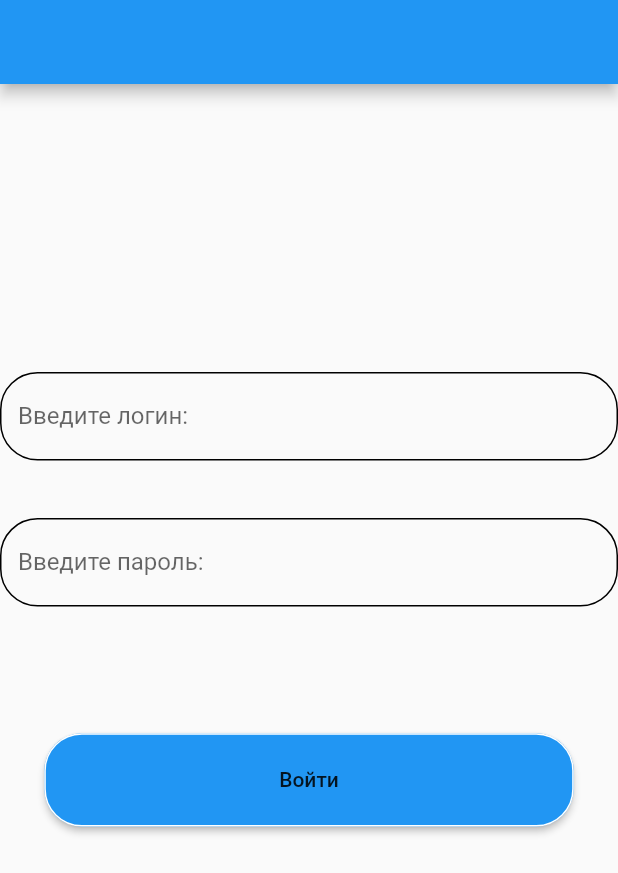
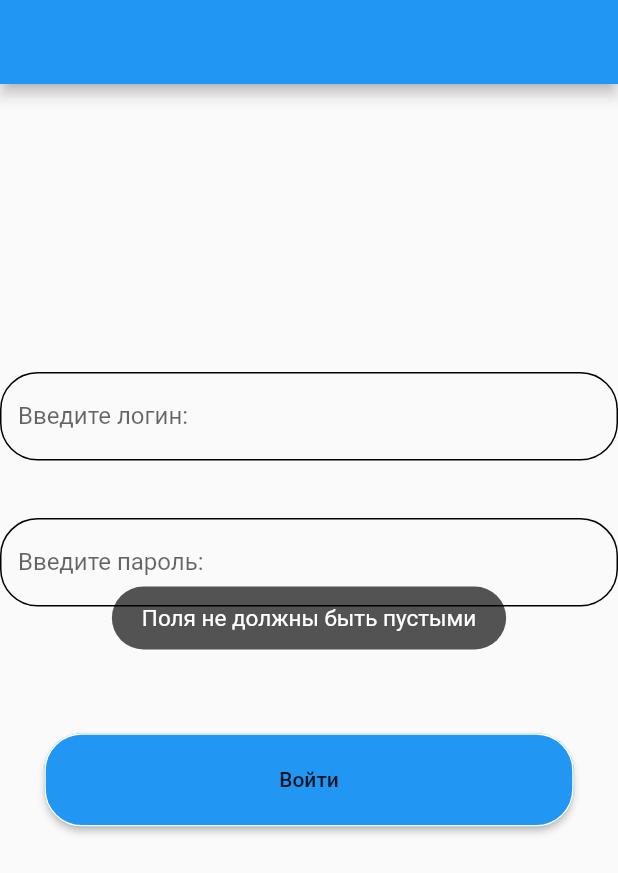
Before and after one commit to TimurDiushaliev/face_check, a Flutter app: the screen it shows after launch, after a tap on "Войти", on a phone screen of 412 x 824 dp. Shown: the top 873 px of the screen. Run offline on Flutter 3.47's test engine with Material 2 defaults, Android fonts, the phone set to English and light mode, and no system bars; our stand-ins replace flutter_svg, hive, image_picker, toast; accounts and stored records are empty; network calls fail; statements that could not run were skipped.

Commit message:
added socket exception messeges

```diff
--- a/lib/api/api.dart
+++ b/lib/api/api.dart
@@ -99,23 +99,30 @@ class Api {
           box.put('token', token);
           Navigator.push(context,
                   MaterialPageRoute(builder: (context) => CameraPage()))
-              .then((value) => Navigator.pop(dialogContext)).then((value) => passwordController.clear());
+              .then((value) => Navigator.pop(dialogContext))
+              .then((value) => passwordController.clear());
         } else {
           print('login result is false');
           Navigator.pop(dialogContext);
         }
       } on SocketException catch (e) {
         print('Socket exception $e');
+        Toast.show('Связь с сервером потеряна, повторите снова', context,
+            gravity: Toast.CENTER, duration: Toast.LENGTH_LONG);
         Navigator.pop(dialogContext);
       } on TimeoutException catch (e) {
         print('Timeout exception $e');
+        Toast.show('Связь с сервером потеряна, повторите снова', context,
+            gravity: Toast.CENTER, duration: Toast.LENGTH_LONG);
         Navigator.pop(dialogContext);
       } on Error catch (e) {
         print('General error $e');
+        Toast.show('Связь с сервером потеряна, повторите снова', context,
+            gravity: Toast.CENTER, duration: Toast.LENGTH_LONG);
         Navigator.pop(dialogContext);
       }
     } else {
-      print('fields are empty');
+      Toast.show('Поля не должны быть пустыми', context, gravity: Toast.CENTER, duration: Toast.LENGTH_LONG);
       Navigator.pop(dialogContext);
     }
   }
--- a/lib/main.dart
+++ b/lib/main.dart
@@ -17,10 +17,9 @@ void main() async {
 }
 
 TextEditingController passwordController = TextEditingController();
+TextEditingController nameController = TextEditingController();
 
 class LoginPage extends StatelessWidget {
-  TextEditingController nameController = TextEditingController();
-
   final api = Api();
 
   @override
--- a/lib/view/camera.dart
+++ b/lib/view/camera.dart
@@ -23,6 +23,7 @@ class CameraPage extends StatelessWidget {
                 icon: Icon(Icons.exit_to_app),
                 onPressed: () {
                   Api.box.deleteAll(keys);
+                  passwordController.clear();
                   Navigator.pushAndRemoveUntil(
                       context,
                       MaterialPageRoute(builder: (context) => LoginPage()),
```
